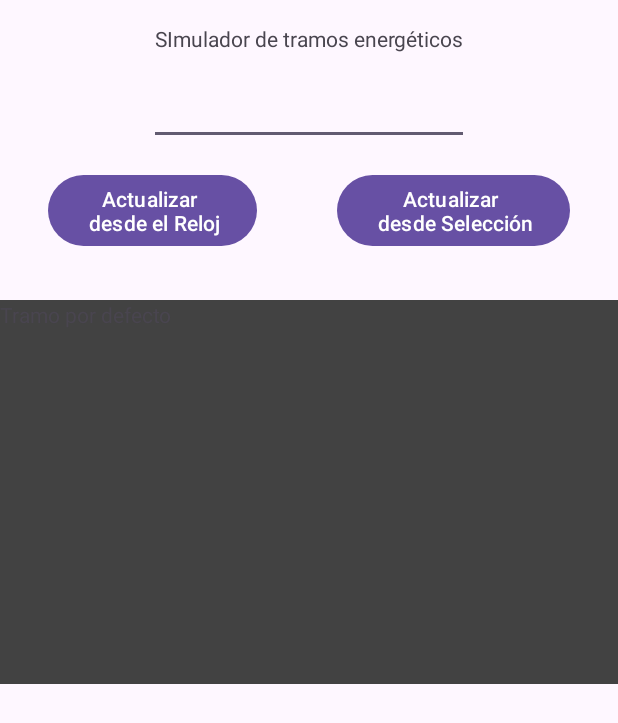
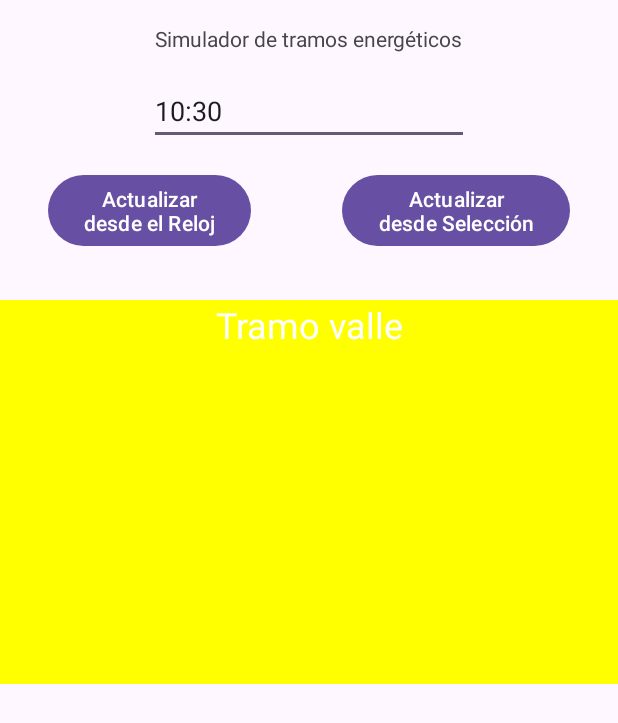
Before and after one commit to resuadam2/TramosLuz, an Android app: the screen it shows after launch (MainActivity), on a phone screen of 412 x 824 dp. Shown: the top 723 px of the screen. Run offline under Robolectric (Android 15) with nearby library versions, the phone set to English and light mode, and no system bars.

Commit message:
firts advances

```diff
--- a/app/src/main/java/com/resuadam2/tramosluz/MainActivity.java
+++ b/app/src/main/java/com/resuadam2/tramosluz/MainActivity.java
@@ -2,23 +2,47 @@ package com.resuadam2.tramosluz;
 
 import androidx.appcompat.app.AppCompatActivity;
 
+import android.graphics.Color;
 import android.os.Bundle;
 import android.widget.Button;
 import android.widget.EditText;
 import android.widget.TextView;
 
+import java.text.SimpleDateFormat;
+import java.util.Calendar;
+import java.util.Date;
+
 public class MainActivity extends AppCompatActivity {
+
+    protected static final int TRAMO1 = 0; // 0 a 7
+    protected static final int COLOR_TRAMO1 = Color.GREEN; // 0 a 7
+
+    protected static final int TRAMO2 = 8; // 8 a 18
+    protected static final int COLOR_TRAMO2 = Color.YELLOW; // 8 a 18
+
+    protected static final int TRAMO3 = 19; // 19 a 23
+    protected static final int COLOR_TRAMO3 = Color.RED; // 19 a 23
+
+    EditText etTime;
+
+    Button updateFromSystem, updateFromText;
+
+    TextView tvTramo;
 
     @Override
     protected void onCreate(Bundle savedInstanceState) {
         super.onCreate(savedInstanceState);
         setContentView(R.layout.activity_main);
 
-        // TODO hacer las vistas atributos de la clase para poder acceder a ellas desde los demás métodos
-        EditText etTime = (EditText) findViewById(R.id.etTime);
-        Button updateFromSystem = (Button) findViewById(R.id.updateFromSystem);
-        Button updateFromText = (Button) findViewById(R.id.updateFromEditText);
-        TextView tvTramo = (TextView) findViewById(R.id.tvTramo);
+        etTime = (EditText) findViewById(R.id.etTime);
+        updateFromSystem = (Button) findViewById(R.id.updateFromSystem);
+        updateFromText = (Button) findViewById(R.id.updateFromEditText);
+        tvTramo = (TextView) findViewById(R.id.tvTramo);
+        Calendar calendar = Calendar.getInstance();
+        etTime.setText(new SimpleDateFormat("HH:mm").format(calendar.getTime()));
+        tvTramo.setText(calcularTramo(calendar));
+        tvTramo.setBackgroundColor(calcularColor(calendar));
+
 
         // TODO setear al edit text la hora actual y al tvTramo el color y el nombre correspondientes
 
@@ -26,6 +50,40 @@ public class MainActivity extends AppCompatActivity {
         updateFromSystem.setOnClickListener(view -> updateFromSystem());
     }
 
+    /**
+     * Calcula el tramo en el que se encuentra la hora pasada por parámetro
+     * @param instance
+     * @return el tramo en el que se encuentra la hora pasada por parámetro
+     */
+    private String calcularTramo(Calendar instance) {
+        int hora = instance.get(Calendar.HOUR_OF_DAY);
+        if (hora >= TRAMO1 && hora < TRAMO2) {
+            return "Tramo llano";
+        } else if (hora >= TRAMO2 && hora < TRAMO3) {
+            return "Tramo valle";
+        } else {
+            return "Tramo punta";
+        }
+    }
+
+    /**
+     * Calcula el color en el que se encuentra la hora pasada por parámetro
+     * @param instance
+     * @return el color en el que se encuentra la hora pasada por parámetro
+     */
+    private int calcularColor(Calendar instance) {
+        int hora = instance.get(Calendar.HOUR_OF_DAY);
+        if (hora >= TRAMO1 && hora < TRAMO2) {
+            return COLOR_TRAMO1;
+        } else if (hora >= TRAMO2 && hora < TRAMO3) {
+            return COLOR_TRAMO2;
+        } else {
+            return COLOR_TRAMO3;
+        }
+    }
+
+
+
     private void updateFromSystem() {
     }
 
--- a/app/src/main/res/layout/activity_main.xml
+++ b/app/src/main/res/layout/activity_main.xml
@@ -69,6 +69,9 @@
         android:layout_marginTop="32dp"
         android:background="@color/cardview_dark_background"
         android:text="@string/tramo"
+        android:textAlignment="center"
+        android:textColor="@color/white"
+        android:textSize="24sp"
         app:layout_constraintBottom_toBottomOf="parent"
         app:layout_constraintEnd_toEndOf="parent"
         app:layout_constraintStart_toStartOf="parent"
--- a/app/src/main/res/values/strings.xml
+++ b/app/src/main/res/values/strings.xml
@@ -1,7 +1,7 @@
 <resources>
     <string name="app_name">TramosLuz</string>
-    <string name="title">SImulador de tramos energéticos</string>
+    <string name="title">Simulador de tramos energéticos</string>
     <string name="tramo">Tramo por defecto</string>
-    <string name="updateFromSystem">Actualizar \n desde el Reloj</string>
-    <string name="updateFromEditText">Actualizar \n desde Selección</string>
+    <string name="updateFromSystem">Actualizar\ndesde el Reloj</string>
+    <string name="updateFromEditText">Actualizar\ndesde Selección</string>
 </resources>
```
